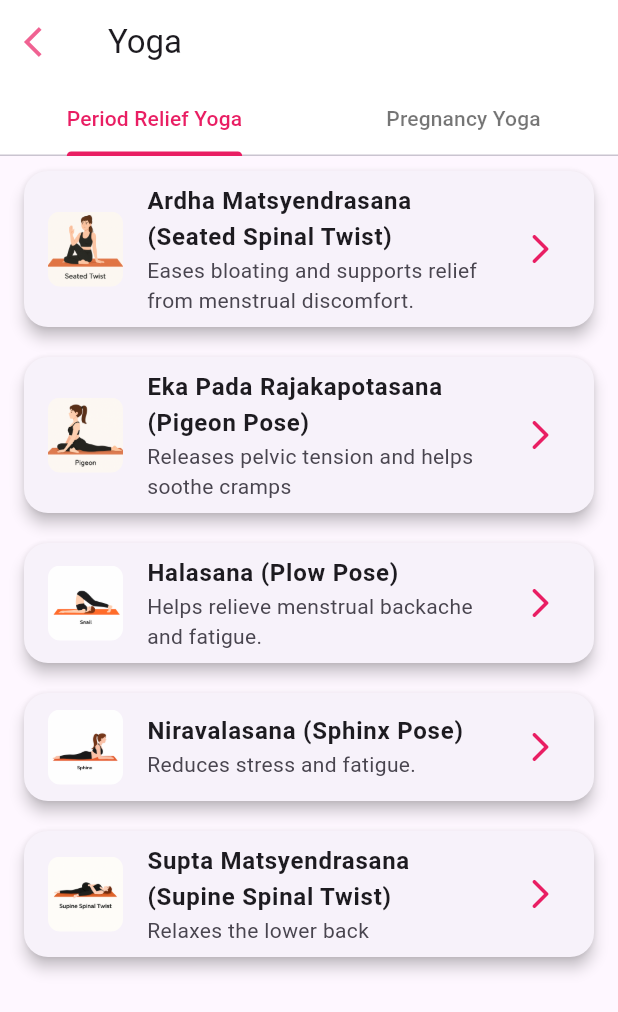
After one commit to PritiMJadhav/FemAura, a Flutter app: the YogaPage screen opened directly, on a phone screen of 412 x 824 dp. The commit adds this screen. Shown: the top 1012 px of the screen. Run offline on Flutter 3.47's test engine with Material 3 defaults, Android fonts, the phone set to English and light mode, and no system bars; our stand-ins replace assets_audio_player, audioplayers, confetti, image_picker, shared_preferences; accounts and stored records are empty.

Commit message:
feat: add Yoga and Nutrition & Remedies pages
- Created a Yoga page with period relief and pregnancy yoga poses.
  - Implemented a detailed view for each pose with "Do's" and "Don'ts".
  - Added images for various yoga poses.
- Created a Nutrition & Remedies page with sections for period relief and pregnancy.
- Updated the home screen to navigate to the new Yoga and Nutrition & Remedies pages.
- Updated Dart package dependencies.

```diff
--- /dev/null
+++ b/frontend/lib/YogaPose.dart
@@ -0,0 +1,308 @@
+// yoga_page.dart
+
+import 'package:flutter/material.dart';
+
+class YogaPage extends StatefulWidget {
+  const YogaPage({super.key});
+
+  @override
+  State<YogaPage> createState() => _YogaPageState();
+}
+
+class _YogaPageState extends State<YogaPage>
+    with SingleTickerProviderStateMixin {
+  late TabController _tabController;
+
+  @override
+  void initState() {
+    super.initState();
+    _tabController = TabController(length: 2, vsync: this);
+  }
+
+  @override
+  void dispose() {
+    _tabController.dispose();
+    super.dispose();
+  }
+
+  Widget _buildPoseCard(
+      String title, String subtitle, String imagePath, List<String> dos, List<String> donts) {
+    return Card(
+      shape: RoundedRectangleBorder(borderRadius: BorderRadius.circular(16)),
+      elevation: 4,
+      margin: const EdgeInsets.symmetric(vertical: 10, horizontal: 16),
+      child: ListTile(
+        leading: Hero(
+          tag: imagePath, // Unique tag for animation
+          child: ClipRRect(
+            borderRadius: BorderRadius.circular(8),
+            child: Image.asset(imagePath, width: 50, height: 50, fit: BoxFit.cover),
+          ),
+        ),
+        title: Text(title, style: const TextStyle(fontWeight: FontWeight.bold)),
+        subtitle: Text(subtitle),
+        trailing: const Icon(Icons.arrow_forward_ios_rounded, color: Colors.pink),
+        onTap: () {
+          Navigator.push(
+            context,
+            MaterialPageRoute(
+              builder: (_) => PoseDetailPage(
+                title: title,
+                imagePath: imagePath,
+                dos: dos,
+                donts: donts,
+              ),
+            ),
+          );
+        },
+      ),
+    );
+  }
+
+  @override
+  Widget build(BuildContext context) {
+    return Scaffold(
+      appBar: AppBar(
+        title: const Text("Yoga"),
+        backgroundColor: Colors.white,
+        elevation: 0,
+        leading: IconButton(
+          icon: Icon(Icons.arrow_back_ios, color: Colors.pink.shade300),
+          onPressed: () {
+            Navigator.pop(context);
+          },
+        ),
+        bottom: TabBar(
+          controller: _tabController,
+          indicatorColor: Colors.pink,
+          labelColor: Colors.pink,
+          unselectedLabelColor: Colors.black54,
+          tabs: const [
+            Tab(text: "Period Relief Yoga"),
+            Tab(text: "Pregnancy Yoga"),
+          ],
+        ),
+      ),
+      body: TabBarView(
+        controller: _tabController,
+        children: [
+          // Period Relief Yoga Poses
+          ListView(
+            children: [
+              _buildPoseCard(
+                "Ardha Matsyendrasana (Seated Spinal Twist)",
+                "Eases bloating and supports relief from menstrual discomfort.",
+                "assets/Ardha Matsyendrasana.png",
+                ["Sit upright before twisting", "Breathe deeply during the pose"],
+                ["Don’t overstretch your spine", "Avoid if you have severe back pain"],
+              ),
+              _buildPoseCard(
+                "Eka Pada Rajakapotasana (Pigeon Pose)",
+                "Releases pelvic tension and helps soothe cramps",
+                "assets/Eka Pada Rajakapotasana.png",
+                ["Keep hips square", "Support with a cushion if needed"],
+                ["Don’t force the hip down", "Avoid with knee injuries"],
+              ),
+              _buildPoseCard(
+                "Halasana (Plow Pose)",
+                "Helps relieve menstrual backache and fatigue.",
+                "assets/Halasana.png",
+                ["Keep neck relaxed", "Exit slowly with support"],
+                ["Avoid if you have neck or back injury", "Don’t hold too long"],
+              ),
+              _buildPoseCard(
+                "Niravalasana (Sphinx Pose)",
+                "Reduces stress and fatigue.",
+                "assets/Niravalasana.png",
+                ["Keep elbows under shoulders", "Relax belly while breathing"],
+                ["Don’t overstretch lower back", "Avoid if severe back pain"],
+              ),
+              _buildPoseCard(
+                "Supta Matsyendrasana (Supine Spinal Twist)",
+                "Relaxes the lower back",
+                "assets/Supta Matsyendrasana.png",
+                ["Keep shoulders grounded", "Breathe slowly"],
+                ["Don’t twist forcefully", "Avoid if severe spinal injury"],
+              ),
+            ],
+          ),
+
+          // Pregnancy Yoga Poses
+          ListView(
+            children: [
+              _buildPoseCard(
+                "Sukhasana (Simple Cross-Legged Pose)",
+                "Encourages relaxation and supports calm breathing",
+                "assets/Sukhasana.png",
+                [
+                  "Sit on a cushion or folded blanket for comfort and support.",
+                  "Keep your spine straight and shoulders relaxed.",
+                  "Breathe deeply and slowly to calm the mind.",
+                  "Practice in a quiet, well-ventilated space.",
+                  "Use wall support if needed for balance.", "Use props for support"
+                ],
+                [
+                  "Don’t strain your hips or knees—use props if sitting is uncomfortable.",
+                  "Avoid slouching or leaning forward."
+                      "Don’t sit for too long without changing posture.",
+                  "Avoid practicing on hard surfaces without cushioning.",
+                  "Don’t force your legs into a tight cross if it feels uncomfortable.",
+                ],
+              ),
+              _buildPoseCard(
+                "Seated Side Stretch",
+                "Opens the side body and improves flexibility",
+                "assets/Seated Side Stretch.png",
+                [
+                  "Sit firmly on the ball with feet grounded and wide apart.",
+                  "Keep your spine long and stretch gently to the side.",
+                  "Engage core muscles slightly for stability.",
+                  "Move slowly and breathe deeply throughout.",
+                  "Use a wall or partner for extra support if needed.",
+                ],
+                [
+                  "Don’t overextend or lean too far—keep movements controlled.",
+                  "Avoid bouncing on the ball during the stretch.",
+                  "Don’t hold your breath while stretching.",
+                  "Avoid if you feel dizziness or instability.",
+                  "Don’t practice on a slippery surface without grip.",
+                ],
+              ),
+              _buildPoseCard(
+                "Parighasana (Gate Pose)",
+                "Stretches the side body and improves flexibility",
+                "assets/Parighasana.png",
+                [
+                  "Sit comfortably with one leg extended and the other folded in.",
+                  "Stretch gently to the side without compressing the belly.",
+                  "Keep your spine long and chest open.",
+                  "Use a cushion or block under the hip for extra support.",
+                  "Breathe deeply and evenly throughout",
+                ],
+                [
+                  "Don’t overstretch or force reaching the extended foot.",
+                  "Avoid collapsing the chest forward.",
+                  "Don’t hold the pose too long if it causes strain.",
+                  "Avoid if you feel dizziness or pulling in the abdomen.",
+                  "Don’t practice on a hard surface without support."
+                ],
+              ),
+
+              _buildPoseCard(
+                "Supported Bridge",
+                "Opens the chest and relieves lower back tension",
+                "assets/Supported Bridge.png",
+                [
+                  "Sit gently on the ball and walk your feet forward for support.",
+                  "Keep shoulders relaxed and chest open while leaning back.",
+                  "Engage core and pelvic floor muscles gently for stability.",
+                  "Place feet firmly on the ground for balance.",
+                  "Practice near a wall or with support for extra safety.",
+                ],
+                [
+                  "Don’t let your hips sink too low or over-arch the back.",
+                  "Avoid sudden movements or leaning too far back.",
+                  "Don’t perform if you feel pressure in the lower belly.",
+                  "Avoid if you feel dizzy, unstable, or short of breath.",
+                  "Don’t use a ball that’s too small or too firm."
+                ],
+              ),
+
+              _buildPoseCard(
+                "Setu Bandhasana (Bridge Pose)",
+                "Strengthens pelvic floor and relieves lower back pressure",
+                "assets/Setu Bandhasana.png",
+                [
+                  "Keep feet hip-width apart and firmly grounded.",
+                  "Lift hips gently without straining the belly.",
+                  "Engage glutes and thighs for support.",
+                  "Use a cushion or block under the lower back if needed.",
+                  "Breathe deeply and evenly throughout",
+                ],
+                [
+                  "Don’t over-arch the back or push the belly upward forcefully.",
+                  "Avoid holding the pose for too long.",
+                  "Don’t perform on a hard surface without support.",
+                  "Avoid if experiencing pelvic pain or pressure.",
+                  "Don’t jerk while coming down—lower slowly."
+                ],
+              ),
+            ],
+          ),
+        ],
+      ),
+    );
+  }
+}
+
+// Detailed Pose Page with Hero animation
+class PoseDetailPage extends StatelessWidget {
+  final String title;
+  final String imagePath;
+  final List<String> dos;
+  final List<String> donts;
+
+  const PoseDetailPage({
+    super.key,
+    required this.title,
+    required this.imagePath,
+    required this.dos,
+    required this.donts,
+  });
+
+  @override
+  Widget build(BuildContext context) {
+    return Scaffold(
+      appBar: AppBar(
+        title: Text(title, style: const TextStyle(color: Colors.black)),
+        backgroundColor: Colors.white,
+        iconTheme: const IconThemeData(color: Colors.pink),
+        elevation: 0,
+      ),
+      body: Column(
+        children: [
+          // Top Half Image with Hero animation
+          Expanded(
+            flex: 1,
+            child: Hero(
+              tag: imagePath,
+              child: ClipRRect(
+                borderRadius: const BorderRadius.only(
+                  bottomLeft: Radius.circular(24),
+                  bottomRight: Radius.circular(24),
+                ),
+                child: Image.asset(imagePath, width: double.infinity, fit: BoxFit.cover),
+              ),
+            ),
+          ),
+          // Bottom Half Do's & Don'ts
+          Expanded(
+            flex: 1,
+            child: Padding(
+              padding: const EdgeInsets.all(16.0),
+              child: ListView(
+                children: [
+                  const Text("✅ Do's",
+                      style: TextStyle(
+                          fontSize: 18, fontWeight: FontWeight.bold, color: Colors.green)),
+                  ...dos.map((d) => ListTile(
+                    leading: const Icon(Icons.check_circle, color: Colors.green),
+                    title: Text(d),
+                  )),
+                  const SizedBox(height: 10),
+                  const Text("❌ Don'ts",
+                      style: TextStyle(
+                          fontSize: 18, fontWeight: FontWeight.bold, color: Colors.red)),
+                  ...donts.map((d) => ListTile(
+                    leading: const Icon(Icons.cancel, color: Colors.red),
+                    title: Text(d),
+                  )),
+                ],
+              ),
+            ),
+          ),
+        ],
+      ),
+    );
+  }
+}
```
Also changed, not shown: frontend/lib/NutritionRemedies.dart (added, +110 -0 lines), frontend/lib/home_screen.dart (+14 -0 lines), frontend/pubspec.yaml (+10 -3 lines), frontend/pubspec.lock.
